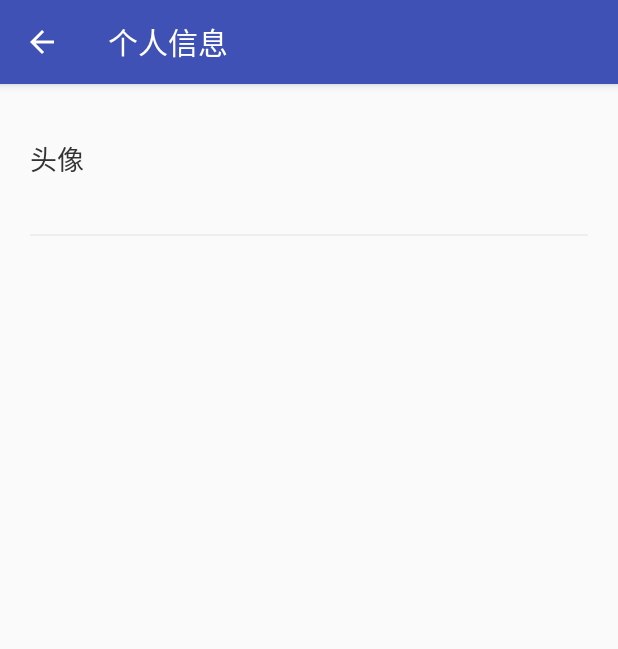
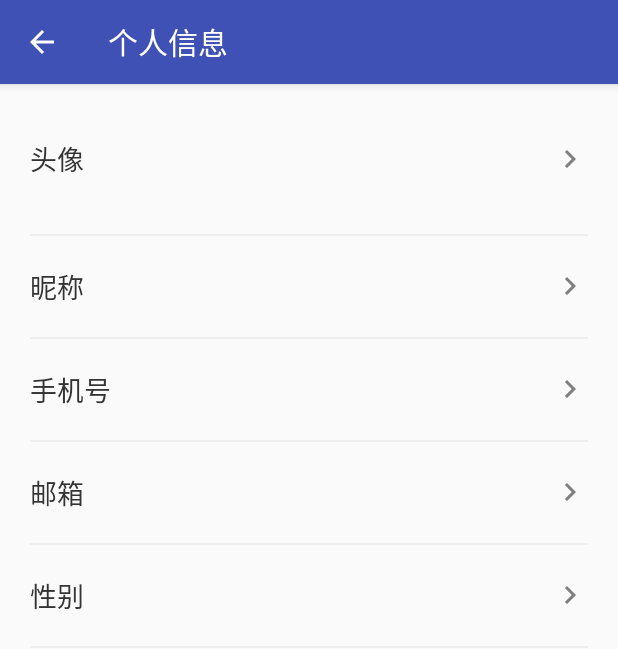
Before and after one commit to onlyid/onlyid-app-android, an Android app: the UserActivity screen opened directly, with no data from a screen before it, on a phone screen of 412 x 824 dp. Shown: the top 649 px of the screen. Run offline under Robolectric (Android 15) with nearby library versions, the phone set to English and light mode, and no system bars; pictures from the network do not load; 5 statements that could not run were skipped.

Commit message:
feat: 继续做个人信息

```diff
--- a/app/build.gradle
+++ b/app/build.gradle
@@ -33,7 +33,6 @@ dependencies {
     implementation 'com.fasterxml.jackson.core:jackson-databind:2.10.3'
     implementation 'com.fasterxml.jackson.datatype:jackson-datatype-jsr310:2.10.3'
     implementation 'com.github.bumptech.glide:glide:4.11.0'
-    annotationProcessor 'com.github.bumptech.glide:compiler:4.11.0'
 
     testImplementation 'junit:junit:4.12'
 
--- a/app/src/main/AndroidManifest.xml
+++ b/app/src/main/AndroidManifest.xml
@@ -14,6 +14,8 @@
         android:theme="@style/AppTheme"
         android:usesCleartextTraffic="true"
         tools:targetApi="m">
+        <activity android:name=".user_info.EditActivity" />
+        <activity android:name=".user_info.AvatarActivity" />
         <activity android:name=".app_manage.AppsActivity" />
         <activity android:name=".device_manage.DevicesActivity" />
         <activity android:name=".scan_login.ScanActivity" />
--- /dev/null
+++ b/app/src/main/res/drawable/ic_baseline_chevron_right_24.xml
@@ -0,0 +1,10 @@
+<vector xmlns:android="http://schemas.android.com/apk/res/android"
+    android:width="24dp"
+    android:height="24dp"
+    android:tint="@color/gray"
+    android:viewportWidth="24"
+    android:viewportHeight="24">
+    <path
+        android:fillColor="@android:color/white"
+        android:pathData="M10,6L8.59,7.41 13.17,12l-4.58,4.59L10,18l6,-6z" />
+</vector>
--- a/app/src/main/res/layout/activity_user.xml
+++ b/app/src/main/res/layout/activity_user.xml
@@ -17,34 +17,91 @@
         app:popupTheme="@style/ThemeOverlay.AppCompat" />
 
     <LinearLayout
-        android:layout_width="match_parent"
-        android:layout_height="wrap_content"
-        android:gravity="center_vertical"
-        android:paddingLeft="20dp"
+        style="@style/UserItem"
         android:paddingTop="10dp"
-        android:paddingRight="20dp"
-        android:paddingBottom="10dp">
+        android:paddingBottom="10dp"
+        android:onClick="avatar">
 
         <TextView
-            android:layout_width="0dp"
-            android:layout_height="wrap_content"
-            android:layout_weight="1"
-            android:text="@string/avatar"
-            android:textSize="18sp" />
+            style="@style/UserItemText"
+            android:text="@string/avatar" />
 
         <ImageView
-            android:id="@+id/image_view"
+            android:id="@+id/avatar"
             android:layout_width="80dp"
             android:layout_height="80dp"
             android:contentDescription="@string/avatar" />
 
+        <include layout="@layout/arrow_right" />
     </LinearLayout>
 
-    <View
-        android:layout_width="match_parent"
-        android:layout_height="1dp"
-        android:layout_marginLeft="20dp"
-        android:layout_marginRight="20dp"
-        android:background="@color/bg" />
+    <include layout="@layout/list_divider" />
 
+    <LinearLayout
+        style="@style/UserItem"
+        android:onClick="nickname">
+
+        <TextView
+            style="@style/UserItemText"
+            android:text="@string/nickname" />
+
+        <TextView
+            android:id="@+id/nickname"
+            style="@style/UserItemText1" />
+
+        <include layout="@layout/arrow_right" />
+    </LinearLayout>
+
+    <include layout="@layout/list_divider" />
+
+    <LinearLayout
+        style="@style/UserItem"
+        android:onClick="mobile">
+
+        <TextView
+            style="@style/UserItemText"
+            android:text="@string/mobile" />
+
+        <TextView
+            android:id="@+id/mobile"
+            style="@style/UserItemText1" />
+
+        <include layout="@layout/arrow_right" />
+    </LinearLayout>
+
+    <include layout="@layout/list_divider" />
+
+    <LinearLayout
+        style="@style/UserItem"
+        android:onClick="email">
+
+        <TextView
+            style="@style/UserItemText"
+            android:text="@string/email" />
+
+        <TextView
+            android:id="@+id/email"
+            style="@style/UserItemText1" />
+
+        <include layout="@layout/arrow_right" />
+    </LinearLayout>
+
+    <include layout="@layout/list_divider" />
+
+    <LinearLayout
+        style="@style/UserItem"
+        android:onClick="gender">
+
+        <TextView
+            style="@style/UserItemText"
+            android:text="@string/gender" />
+
+        <TextView
+            android:id="@+id/gender"
+            style="@style/UserItemText1" />
+
+        <include layout="@layout/arrow_right" />
+    </LinearLayout>
+
+    <include layout="@layout/list_divider" />
 </LinearLayout>
--- /dev/null
+++ b/app/src/main/res/layout/arrow_right.xml
@@ -0,0 +1,6 @@
+<?xml version="1.0" encoding="utf-8"?>
+<View xmlns:android="http://schemas.android.com/apk/res/android"
+    android:layout_width="24dp"
+    android:layout_height="24dp"
+    android:layout_marginStart="10dp"
+    android:background="@drawable/ic_baseline_chevron_right_24" />
--- /dev/null
+++ b/app/src/main/res/layout/list_divider.xml
@@ -0,0 +1,7 @@
+<?xml version="1.0" encoding="utf-8"?>
+<View xmlns:android="http://schemas.android.com/apk/res/android"
+    android:layout_width="match_parent"
+    android:layout_height="1dp"
+    android:layout_marginLeft="20dp"
+    android:layout_marginRight="20dp"
+    android:background="@color/bg" />
--- a/app/src/main/res/values/strings.xml
+++ b/app/src/main/res/values/strings.xml
@@ -5,4 +5,8 @@
     <string name="devices">设备管理</string>
     <string name="apps">应用管理</string>
     <string name="avatar">头像</string>
+    <string name="nickname">昵称</string>
+    <string name="mobile">手机号</string>
+    <string name="email">邮箱</string>
+    <string name="gender">性别</string>
 </resources>
--- a/app/src/main/res/values/styles.xml
+++ b/app/src/main/res/values/styles.xml
@@ -16,9 +16,36 @@
         <item name="android:layout_width">0dp</item>
         <item name="android:layout_height">wrap_content</item>
         <item name="android:layout_weight">1</item>
+        <item name="android:layout_marginLeft">5dp</item>
+        <item name="android:layout_marginRight">5dp</item>
     </style>
 
     <style name="MyTextView" parent="Widget.AppCompat.TextView">
         <item name="android:textColor">@color/text_color</item>
     </style>
+
+    <style name="UserItem">
+        <item name="android:background">?attr/selectableItemBackground</item>
+        <item name="android:layout_width">match_parent</item>
+        <item name="android:layout_height">wrap_content</item>
+        <item name="android:gravity">center_vertical</item>
+        <item name="android:paddingTop">20dp</item>
+        <item name="android:paddingBottom">20dp</item>
+        <item name="android:paddingLeft">20dp</item>
+        <item name="android:paddingRight">20dp</item>
+    </style>
+
+    <style name="UserItemText">
+        <item name="android:layout_width">0dp</item>
+        <item name="android:layout_height">wrap_content</item>
+        <item name="android:layout_weight">1</item>
+        <item name="android:textSize">18sp</item>
+    </style>
+
+    <style name="UserItemText1">
+        <item name="android:layout_width">wrap_content</item>
+        <item name="android:layout_height">wrap_content</item>
+        <item name="android:textColor">@color/gray</item>
+        <item name="android:textSize">18sp</item>
+    </style>
 </resources>
```
Also changed, not shown: app/src/main/java/onlyid/app/entity/User.java (+18 -1 lines), app/src/main/java/onlyid/app/user_info/AvatarActivity.java (added, +16 -0 lines), app/src/main/java/onlyid/app/user_info/EditActivity.java (added, +17 -0 lines), app/src/main/java/onlyid/app/user_info/UserActivity.java (+41 -3 lines), app/src/main/res/layout/activity_avatar.xml (added, +8 -0 lines), app/src/main/res/layout/activity_edit.xml (added, +8 -0 lines), app/src/main/res/layout/activity_main.xml (+8 -2 lines), app/src/main/res/drawable-xxhdpi/ic_launcher.png.
